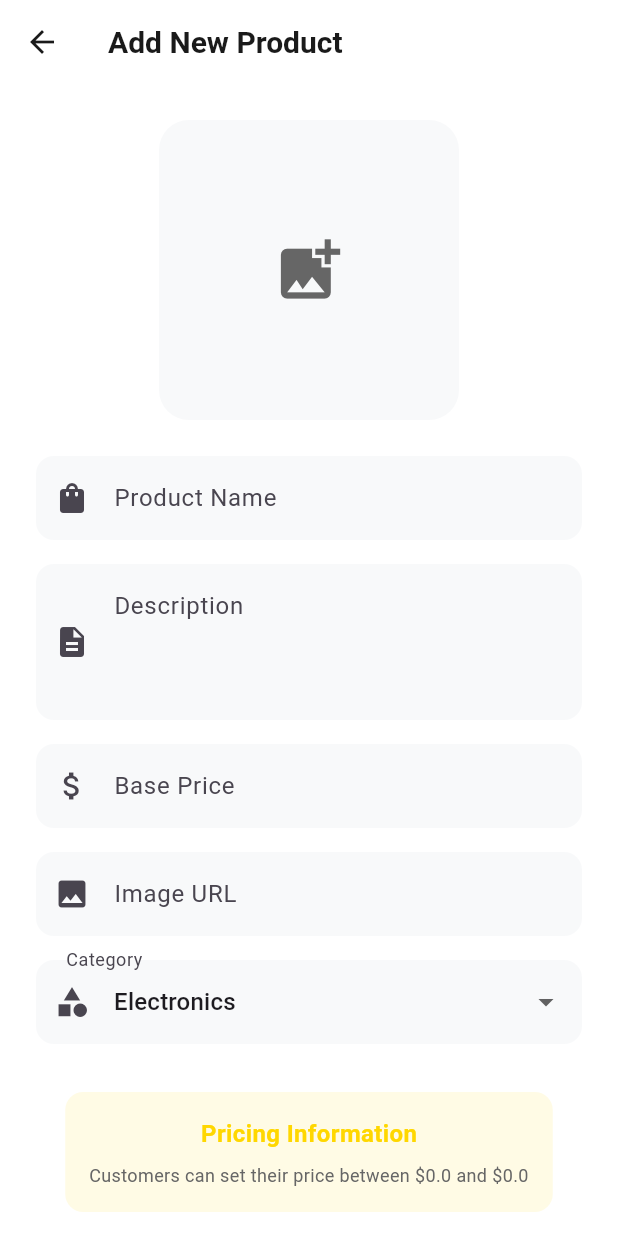
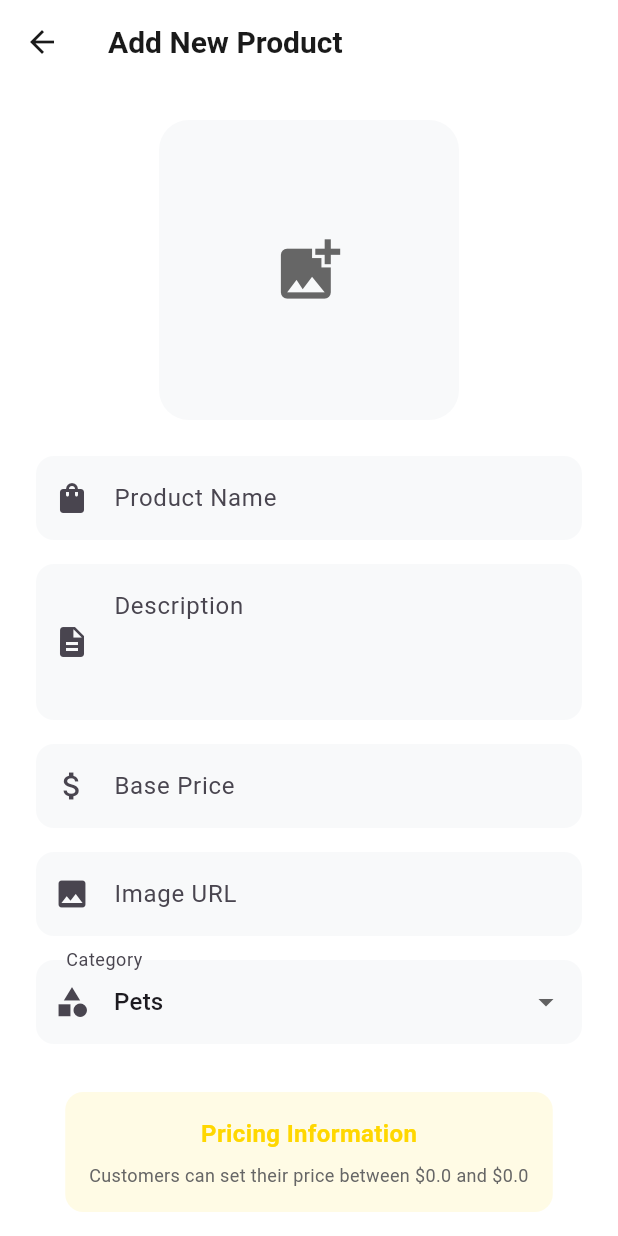
Before and after one commit to unfazed24072005io/UPAHAR-SOOR, a Flutter app: the AddProductScreen screen opened directly, on a phone screen of 412 x 824 dp. Run offline on Flutter 3.47's test engine with Material 3 defaults, Android fonts, the phone set to English and light mode, and no system bars; our stand-ins replace cloud_firestore, firebase_core, flutter_rating_bar; accounts and stored records are empty.

Commit message:
Update add_product_screen.dart

```diff
--- a/vendor_app/lib/screens/add_product_screen.dart
+++ b/vendor_app/lib/screens/add_product_screen.dart
@@ -17,16 +17,9 @@ class _AddProductScreenState extends State<AddProductScreen> {
   final _descriptionController = TextEditingController();
   final _priceController = TextEditingController();
   final _imageUrlController = TextEditingController();
-  String _selectedCategory = 'Electronics';
+  String _selectedCategory = 'Pets';
 
-  final List<String> _categories = [
-    'Electronics',
-    'Fashion',
-    'Home',
-    'Sports',
-    'Beauty',
-    'Books'
-  ];
+  final List<String> _categories = AppConfig.categories;
 
   @override
   Widget build(BuildContext context) {
```
